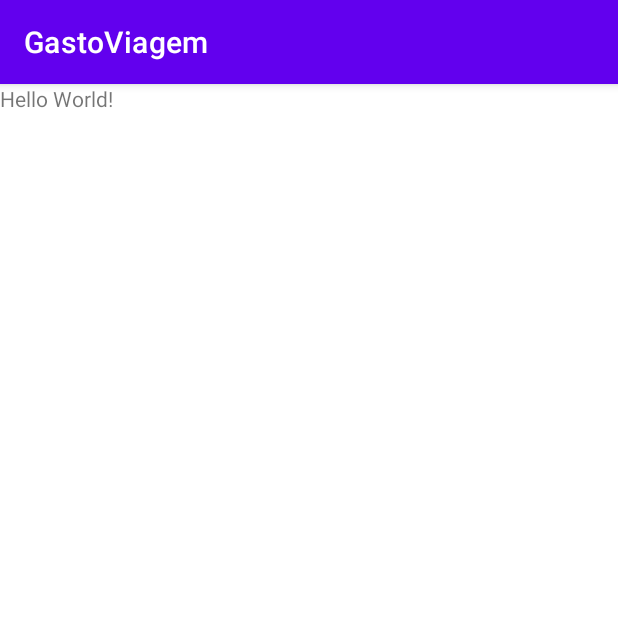
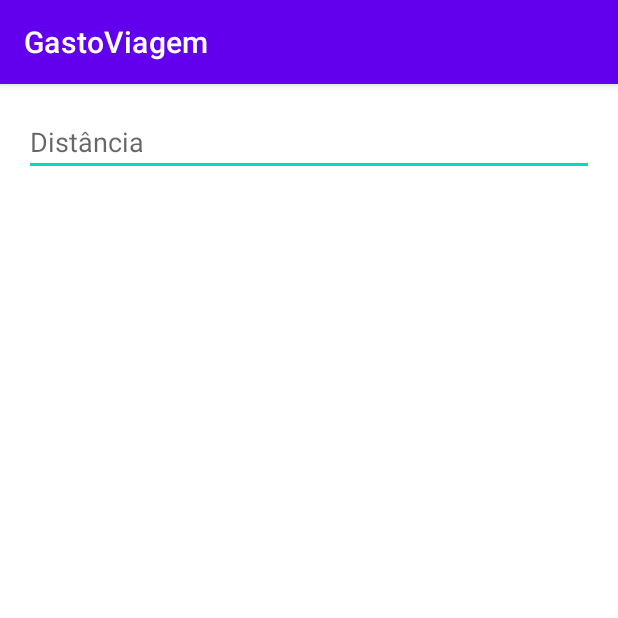
Before and after one commit to walisson-martins/gastos-viagem-kotlin, an Android app: the screen it shows after launch (MainActivity), on a phone screen of 412 x 824 dp, the top half of it. Run offline under Robolectric (Android 15) with nearby library versions, the phone set to English and light mode, and no system bars.

Commit message:
feat: adicionando dependencias e ajustes

```diff
--- a/app/build.gradle
+++ b/app/build.gradle
@@ -4,7 +4,7 @@ plugins {
 }
 
 android {
-    compileSdk 32
+    compileSdk 33
 
     defaultConfig {
         applicationId "com.walissonm.gastoviagem"
@@ -32,7 +32,6 @@ android {
 }
 
 dependencies {
-
     implementation 'androidx.core:core-ktx:1.7.0'
     implementation 'androidx.appcompat:appcompat:1.6.1'
     implementation 'com.google.android.material:material:1.9.0'
--- a/app/src/main/res/layout/activity_main.xml
+++ b/app/src/main/res/layout/activity_main.xml
@@ -1,18 +1,15 @@
 <?xml version="1.0" encoding="utf-8"?>
 <LinearLayout xmlns:android="http://schemas.android.com/apk/res/android"
-    xmlns:app="http://schemas.android.com/apk/res-auto"
     xmlns:tools="http://schemas.android.com/tools"
     android:layout_width="match_parent"
     android:layout_height="match_parent"
+    android:orientation="vertical"
+    android:padding="16dp"
     tools:context=".MainActivity">
 
-    <TextView
-        android:layout_width="wrap_content"
+    <EditText
+        android:layout_width="match_parent"
         android:layout_height="wrap_content"
-        android:text="Hello World!"
-        app:layout_constraintBottom_toBottomOf="parent"
-        app:layout_constraintEnd_toEndOf="parent"
-        app:layout_constraintStart_toStartOf="parent"
-        app:layout_constraintTop_toTopOf="parent" />
+        android:hint="@string/distancia" />
 
 </LinearLayout>
--- a/app/src/main/res/values/strings.xml
+++ b/app/src/main/res/values/strings.xml
@@ -1,3 +1,4 @@
 <resources>
     <string name="app_name">GastoViagem</string>
+    <string name="distancia">Distância</string>
 </resources>
```
